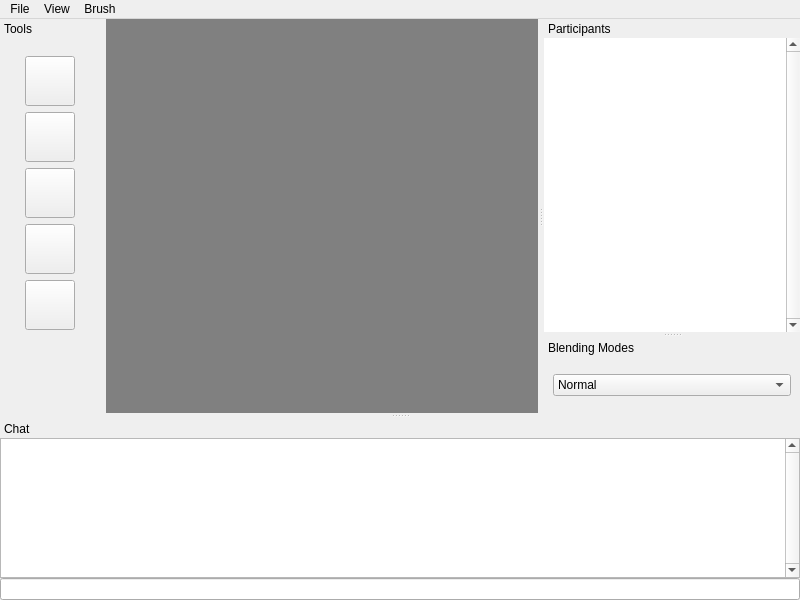
The window that RaptorPaint/mainwindow.ui (nickrak/RaptorPaint) describes before a commit, drawn with Qt 5.
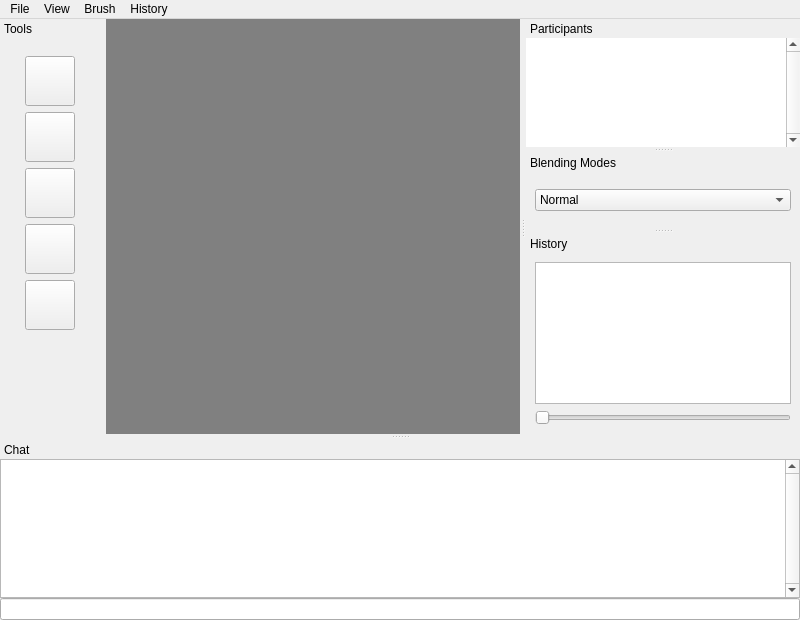
The same window after the commit. Icons and pictures are not drawn. Custom widgets are drawn as their Qt base class.

```diff
--- a/RaptorPaint/mainwindow.ui
+++ b/RaptorPaint/mainwindow.ui
@@ -7,7 +7,7 @@
     <x>0</x>
     <y>0</y>
     <width>800</width>
-    <height>600</height>
+    <height>620</height>
    </rect>
   </property>
   <property name="windowTitle">
@@ -160,9 +160,19 @@
     <addaction name="actionDecrease_Size"/>
     <addaction name="actionDefault_Size"/>
    </widget>
+   <widget class="QMenu" name="menuHistory">
+    <property name="title">
+     <string>History</string>
+    </property>
+    <addaction name="actionUndo"/>
+    <addaction name="actionRedo"/>
+    <addaction name="separator"/>
+    <addaction name="actionMake_Snapshot"/>
+   </widget>
    <addaction name="menuFile"/>
    <addaction name="menuView"/>
    <addaction name="menuBrush"/>
+   <addaction name="menuHistory"/>
   </widget>
   <widget class="QDockWidget" name="participantList">
    <property name="minimumSize">
@@ -523,7 +533,7 @@
    </property>
    <property name="minimumSize">
     <size>
-     <width>129</width>
+     <width>138</width>
      <height>75</height>
     </size>
    </property>
@@ -601,6 +611,43 @@
     </layout>
    </widget>
   </widget>
+  <widget class="QDockWidget" name="historybox">
+   <property name="minimumSize">
+    <size>
+     <width>102</width>
+     <height>200</height>
+    </size>
+   </property>
+   <property name="floating">
+    <bool>false</bool>
+   </property>
+   <property name="features">
+    <set>QDockWidget::NoDockWidgetFeatures</set>
+   </property>
+   <property name="windowTitle">
+    <string>History</string>
+   </property>
+   <attribute name="dockWidgetArea">
+    <number>2</number>
+   </attribute>
+   <widget class="QWidget" name="dockWidgetContents_4">
+    <layout class="QVBoxLayout" name="verticalLayout_7">
+     <item>
+      <widget class="QListWidget" name="listWidget"/>
+     </item>
+     <item>
+      <widget class="QSlider" name="horizontalSlider">
+       <property name="maximum">
+        <number>0</number>
+       </property>
+       <property name="orientation">
+        <enum>Qt::Horizontal</enum>
+       </property>
+      </widget>
+     </item>
+    </layout>
+   </widget>
+  </widget>
   <action name="actionConnect_Host">
    <property name="text">
     <string>Connect</string>
```
Left out of the diff: 20 changed lines with no effect on the pictures.
